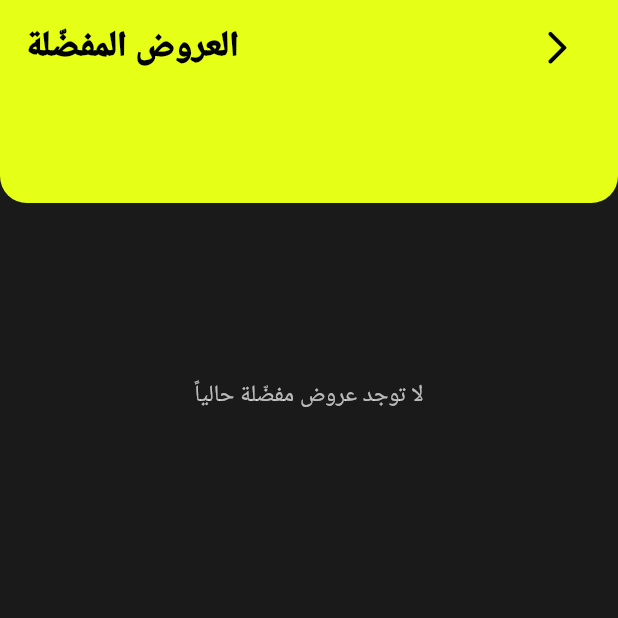
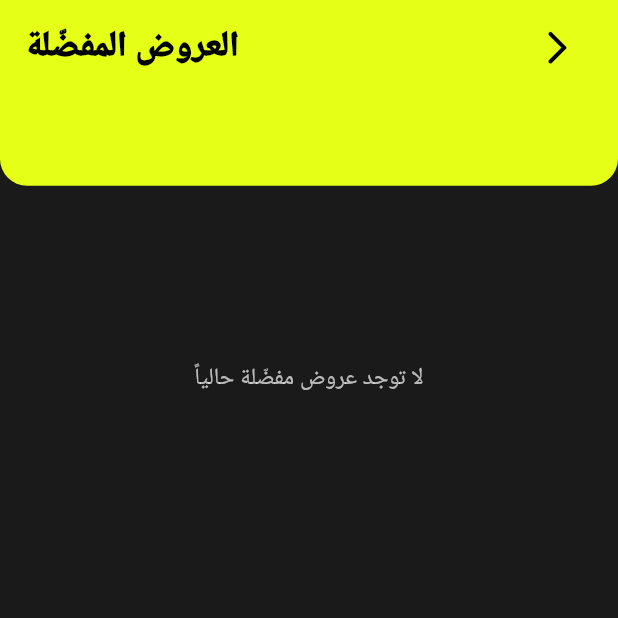
Before and after one commit to Martina-Mamdouh/Codio, a Flutter app: the FavoriteDealsView screen opened directly, on a phone screen of 412 x 824 dp, the top half of it. Run offline on Flutter 3.47's test engine with Material 3 defaults, Android fonts, the phone set to English and light mode, and no system bars; our stand-ins replace cached_network_image, carousel_slider, file_picker, firebase_core, flutter_map, flutter_screenutil and 11 more; missing offline and left inert: in_app_update, onesignal_flutter; accounts and stored records are empty; network calls fail; Roboto replaces fonts that are missing (Cairo).

Commit message:
Make app responsive

```diff
--- a/lib/app/views/profile/favorite_deals_view.dart
+++ b/lib/app/views/profile/favorite_deals_view.dart
@@ -3,6 +3,7 @@ import 'package:flutter_screenutil/flutter_screenutil.dart';
 import 'package:provider/provider.dart';
 import '../widgets/yellow_scaffold.dart';
 import '../../../core/theme/app_theme.dart';
+import '../../../core/utils/responsive_utils.dart';
 import '../../viewmodels/user_profile_viewmodel.dart';
 import '../../views/widgets/deal_card.dart';
 import '../deal_details_view.dart';
@@ -87,7 +88,12 @@ class _FavoriteDealsViewState extends State<FavoriteDealsView> {
               padding: EdgeInsets.symmetric(vertical: 16.h, horizontal: 16.w),
               itemCount: profileVm.favoriteDeals.length,
               gridDelegate: SliverGridDelegateWithFixedCrossAxisCount(
-                crossAxisCount: 2,
+                crossAxisCount: ResponsiveUtils.adaptiveCount(
+                  availableWidth: MediaQuery.of(context).size.width - 32.w,
+                  minTileWidth: ResponsiveUtils.isTablet(context) ? 220 : 170,
+                  minCount: 1,
+                  maxCount: 4,
+                ),
                 childAspectRatio:
                     MediaQuery.of(context).orientation == Orientation.portrait
                     ? 0.85
--- a/lib/app/views/widgets/yellow_scaffold.dart
+++ b/lib/app/views/widgets/yellow_scaffold.dart
@@ -1,5 +1,6 @@
 import 'package:flutter/material.dart';
 import 'package:flutter_screenutil/flutter_screenutil.dart';
+import '../../../../core/utils/responsive_utils.dart';
 import '../../../../core/theme/app_theme.dart';
 
 class YellowScaffold extends StatelessWidget {
@@ -22,15 +23,19 @@ class YellowScaffold extends StatelessWidget {
 
   @override
   Widget build(BuildContext context) {
+    final isLandscape =
+        MediaQuery.of(context).orientation == Orientation.landscape;
+    final isCompactHeight = ResponsiveUtils.isCompactHeight(context);
+    final baseHeight = isLandscape ? 140.h : 128.h;
+    final headerHeight = isCompactHeight ? baseHeight * 0.92 : baseHeight;
+
     return Scaffold(
       backgroundColor: AppTheme.kDarkBackground, // Global Dark Background
       body: Column(
         children: [
           // Yellow Header (Curved Bottom)
           SizedBox(
-            height: MediaQuery.of(context).orientation == Orientation.landscape
-                ? 160.h
-                : 140.h,
+            height: headerHeight,
             child: Stack(
               children: [
                 // Yellow Background
@@ -61,6 +66,8 @@ class YellowScaffold extends StatelessWidget {
                                 titleWidget ??
                                 Text(
                                   title,
+                                  maxLines: 2,
+                                  overflow: TextOverflow.ellipsis,
                                   style: TextStyle(
                                     fontSize: 24.sp,
                                     fontWeight: FontWeight.w900,
@@ -103,7 +110,17 @@ class YellowScaffold extends StatelessWidget {
           ),
 
           // Body Content (Directly on Dark Background)
-          Expanded(child: body),
+          Expanded(
+            child: Align(
+              alignment: Alignment.topCenter,
+              child: ConstrainedBox(
+                constraints: BoxConstraints(
+                  maxWidth: ResponsiveUtils.maxContentWidth(context),
+                ),
+                child: body,
+              ),
+            ),
+          ),
         ],
       ),
     );
--- /dev/null
+++ b/lib/core/utils/responsive_utils.dart
@@ -0,0 +1,38 @@
+import 'dart:math' as math;
+
+import 'package:flutter/widgets.dart';
+
+class ResponsiveUtils {
+  static const double tabletBreakpoint = 600;
+  static const double desktopBreakpoint = 1024;
+
+  static bool isTablet(BuildContext context) =>
+      MediaQuery.sizeOf(context).width >= tabletBreakpoint;
+
+  static bool isDesktop(BuildContext context) =>
+      MediaQuery.sizeOf(context).width >= desktopBreakpoint;
+
+  static bool isCompactHeight(BuildContext context) =>
+      MediaQuery.sizeOf(context).height < 700;
+
+  static double maxContentWidth(BuildContext context) {
+    final width = MediaQuery.sizeOf(context).width;
+    if (width >= desktopBreakpoint) return 1120;
+    if (width >= tabletBreakpoint) return 920;
+    return width;
+  }
+
+  static int adaptiveCount({
+    required double availableWidth,
+    required double minTileWidth,
+    int minCount = 1,
+    int? maxCount,
+  }) {
+    final raw = (availableWidth / minTileWidth).floor();
+    final clampedMin = math.max(raw, minCount);
+    if (maxCount != null) {
+      return math.min(clampedMin, maxCount);
+    }
+    return clampedMin;
+  }
+}
```
Also changed, not shown: lib/app/views/auth/email_verification_screen.dart (+10 -0 lines), lib/app/views/auth/forgot_password_screen.dart (+14 -4 lines), lib/app/views/auth/login_screen.dart (+15 -5 lines), lib/app/views/auth/new_password_screen.dart (+10 -0 lines), lib/app/views/auth/register_screen.dart (+13 -3 lines), lib/app/views/auth/reset_password_otp_screen.dart (+14 -4 lines), lib/app/views/categories_view.dart (+5 -10 lines), lib/app/views/category_deals_view.dart (+5 -2 lines), lib/app/views/companies_view.dart (+6 -8 lines), lib/app/views/company_profile_view.dart (+4 -3 lines), lib/app/views/followed_companies_view.dart (+6 -6 lines), lib/app/views/map_view.dart (+20 -7 lines), lib/app/views/search_view.dart (+7 -3 lines), lib/app/views/view_all_deals_screen.dart (+19 -7 lines), 2 more files.
